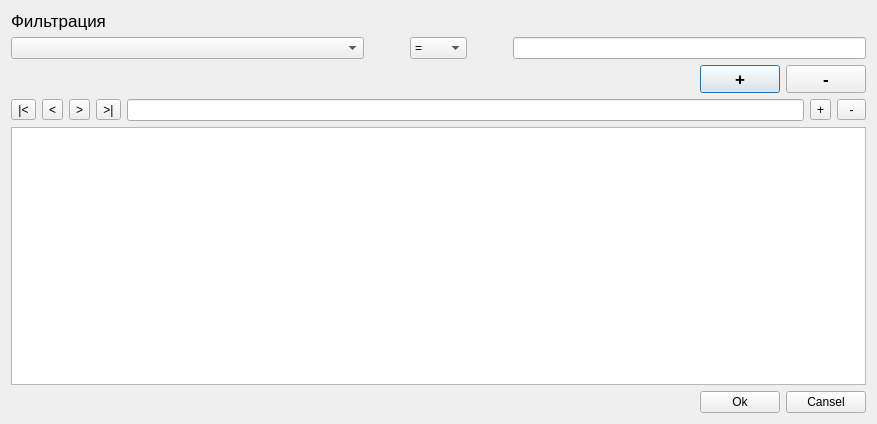
This is src/ui/TableWindow.ui in Corwinian/diagram-grant as Qt 5 draws it before an edit. The edited form follows.
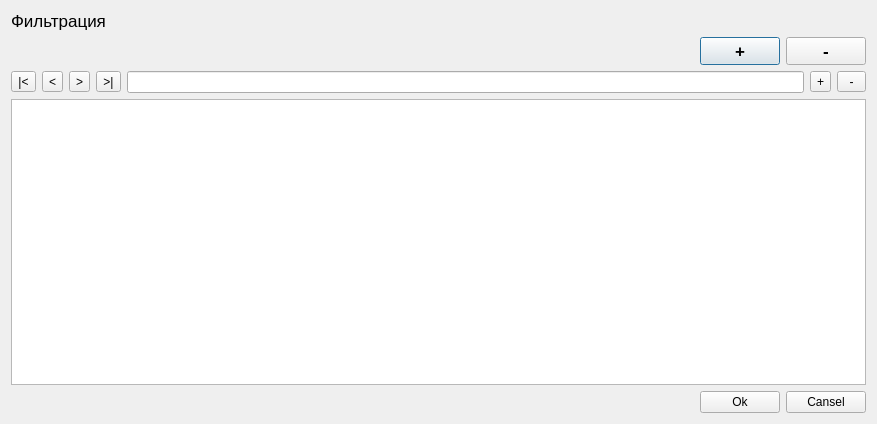
This is the edited form.

Commit message: стал использовать класс в форме таблицы

```diff
--- a/src/ui/TableWindow.ui
+++ b/src/ui/TableWindow.ui
@@ -27,103 +27,7 @@
     </widget>
    </item>
    <item row="1" column="0">
-    <layout class="QVBoxLayout" name="verticalLayout">
-     <item>
-      <layout class="QHBoxLayout" name="horizontalLayout">
-       <item>
-        <widget class="QComboBox" name="cbCollum">
-         <property name="sizePolicy">
-          <sizepolicy hsizetype="Expanding" vsizetype="Fixed">
-           <horstretch>0</horstretch>
-           <verstretch>0</verstretch>
-          </sizepolicy>
-         </property>
-        </widget>
-       </item>
-       <item>
-        <spacer name="horizontalSpacer_2">
-         <property name="orientation">
-          <enum>Qt::Horizontal</enum>
-         </property>
-         <property name="sizeType">
-          <enum>QSizePolicy::Maximum</enum>
-         </property>
-         <property name="sizeHint" stdset="0">
-          <size>
-           <width>40</width>
-           <height>20</height>
-          </size>
-         </property>
-        </spacer>
-       </item>
-       <item>
-        <widget class="QComboBox" name="comboBox">
-         <property name="sizePolicy">
-          <sizepolicy hsizetype="Maximum" vsizetype="Fixed">
-           <horstretch>0</horstretch>
-           <verstretch>0</verstretch>
-          </sizepolicy>
-         </property>
-         <item>
-          <property name="text">
-           <string>=</string>
-          </property>
-         </item>
-         <item>
-          <property name="text">
-           <string>&lt;</string>
-          </property>
-         </item>
-         <item>
-          <property name="text">
-           <string>&lt;=</string>
-          </property>
-         </item>
-         <item>
-          <property name="text">
-           <string>&gt;</string>
-          </property>
-         </item>
-         <item>
-          <property name="text">
-           <string>&gt;=</string>
-          </property>
-         </item>
-         <item>
-          <property name="text">
-           <string>Alike</string>
-          </property>
-         </item>
-        </widget>
-       </item>
-       <item>
-        <spacer name="horizontalSpacer_3">
-         <property name="orientation">
-          <enum>Qt::Horizontal</enum>
-         </property>
-         <property name="sizeType">
-          <enum>QSizePolicy::Maximum</enum>
-         </property>
-         <property name="sizeHint" stdset="0">
-          <size>
-           <width>40</width>
-           <height>20</height>
-          </size>
-         </property>
-        </spacer>
-       </item>
-       <item>
-        <widget class="QLineEdit" name="lineEdit">
-         <property name="sizePolicy">
-          <sizepolicy hsizetype="Expanding" vsizetype="Fixed">
-           <horstretch>0</horstretch>
-           <verstretch>0</verstretch>
-          </sizepolicy>
-         </property>
-        </widget>
-       </item>
-      </layout>
-     </item>
+    <layout class="QVBoxLayout" name="FilterLayout">
      <item>
       <layout class="QHBoxLayout" name="horizontalLayout_2">
        <item>
```
The commit also changes 1 other file.
